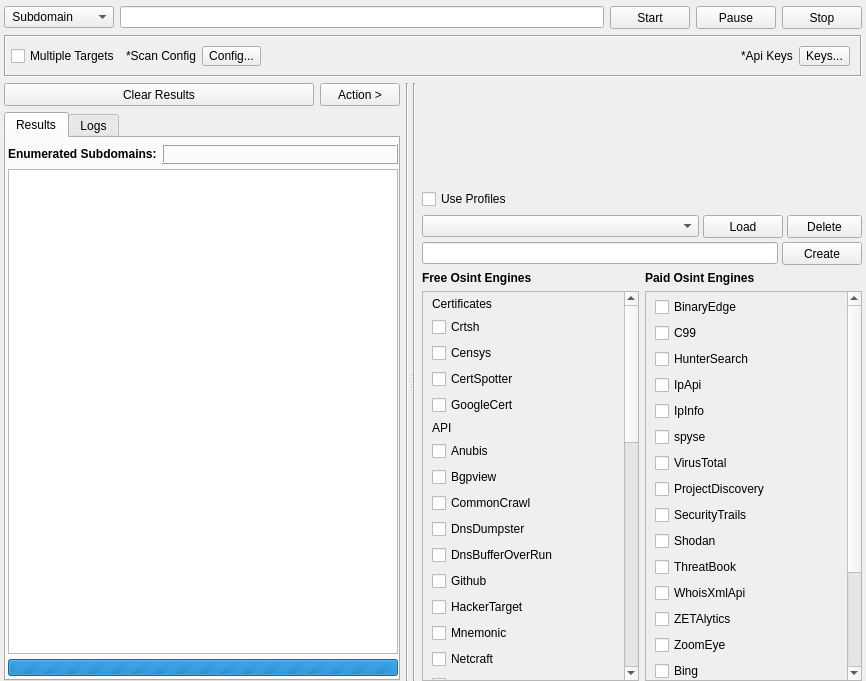
The window that gui/src/engines/osint/Osint.ui (3nock/OTE) describes before a commit, drawn with Qt 5.
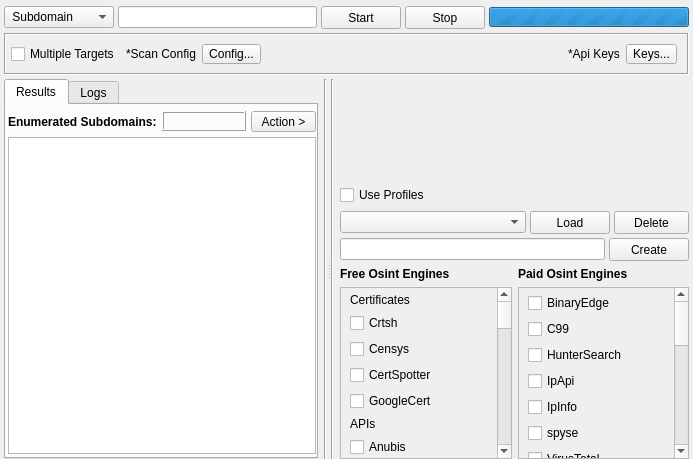
The same window after the commit. Custom widgets are drawn as their Qt base class.

The edit to the form file:
```diff
--- a/gui/src/engines/osint/Osint.ui
+++ b/gui/src/engines/osint/Osint.ui
@@ -6,8 +6,8 @@
    <rect>
     <x>0</x>
     <y>0</y>
-    <width>866</width>
-    <height>681</height>
+    <width>693</width>
+    <height>459</height>
    </rect>
   </property>
   <property name="windowTitle">
@@ -16,7 +16,10 @@
   <property name="styleSheet">
    <string notr="true"/>
   </property>
-  <layout class="QVBoxLayout" name="verticalLayout_5">
+  <layout class="QVBoxLayout" name="verticalLayout_3">
+   <property name="spacing">
+    <number>4</number>
+   </property>
    <property name="leftMargin">
     <number>4</number>
    </property>
@@ -125,28 +128,6 @@
        </property>
       </widget>
      </item>
-     <item>
-      <widget class="QPushButton" name="buttonPause">
-       <property name="sizePolicy">
-        <sizepolicy hsizetype="Fixed" vsizetype="Fixed">
-         <horstretch>0</horstretch>
-         <verstretch>0</verstretch>
-        </sizepolicy>
-       </property>
-       <property name="minimumSize">
-        <size>
-         <width>75</width>
-         <height>23</height>
-        </size>
-       </property>
-       <property name="styleSheet">
-        <string notr="true"/>
-       </property>
-       <property name="text">
-        <string>Pause</string>
-       </property>
-      </widget>
-     </item>
      <item>
       <widget class="QPushButton" name="buttonStop">
        <property name="sizePolicy">
@@ -169,6 +150,31 @@
        </property>
       </widget>
      </item>
+     <item>
+      <widget class="QProgressBar" name="progressBar">
+       <property name="minimumSize">
+        <size>
+         <width>200</width>
+         <height>20</height>
+        </size>
+       </property>
+       <property name="maximumSize">
+        <size>
+         <width>200</width>
+         <height>20</height>
+        </size>
+       </property>
+       <property name="styleSheet">
+        <string notr="true"/>
+       </property>
+       <property name="maximum">
+        <number>0</number>
+       </property>
+       <property name="value">
+        <number>-1</number>
+       </property>
+      </widget>
+     </item>
     </layout>
    </item>
    <item>
@@ -286,63 +292,9 @@
      <property name="orientation">
       <enum>Qt::Horizontal</enum>
      </property>
-     <widget class="QWidget" name="layoutWidget">
+     <widget class="QWidget" name="">
       <layout class="QHBoxLayout" name="horizontalLayout">
        <item>
-        <layout class="QVBoxLayout" name="verticalLayout_3">
-         <property name="spacing">
-          <number>6</number>
-         </property>
-         <item>
-          <layout class="QHBoxLayout" name="horizontalLayout_7">
-           <item>
-            <widget class="QPushButton" name="buttonClearResults">
-             <property name="minimumSize">
-              <size>
-               <width>0</width>
-               <height>23</height>
-              </size>
-             </property>
-             <property name="styleSheet">
-              <string notr="true"/>
-             </property>
-             <property name="text">
-              <string>Clear Results</string>
-             </property>
-            </widget>
-           </item>
-           <item>
-            <widget class="QPushButton" name="buttonAction">
-             <property name="sizePolicy">
-              <sizepolicy hsizetype="Fixed" vsizetype="Fixed">
-               <horstretch>0</horstretch>
-               <verstretch>0</verstretch>
-              </sizepolicy>
-             </property>
-             <property name="minimumSize">
-              <size>
-               <width>75</width>
-               <height>23</height>
-              </size>
-             </property>
-             <property name="font">
-              <font>
-               <weight>50</weight>
-               <italic>false</italic>
-               <bold>false</bold>
-              </font>
-             </property>
-             <property name="styleSheet">
-              <string notr="true"/>
-             </property>
-             <property name="text">
-              <string>Action &gt;</string>
-             </property>
-            </widget>
-           </item>
-          </layout>
-         </item>
-         <item>
           <widget class="QTabWidget" name="tabWidgetResults">
            <property name="styleSheet">
             <string notr="true"/>
@@ -437,6 +389,35 @@
                  </property>
                 </widget>
                </item>
+             <item>
+              <widget class="QToolButton" name="buttonAction">
+               <property name="sizePolicy">
+                <sizepolicy hsizetype="Fixed" vsizetype="Fixed">
+                 <horstretch>0</horstretch>
+                 <verstretch>0</verstretch>
+                </sizepolicy>
+               </property>
+               <property name="minimumSize">
+                <size>
+                 <width>65</width>
+                 <height>20</height>
+                </size>
+               </property>
+               <property name="font">
+                <font>
+                 <weight>50</weight>
+                 <italic>false</italic>
+                 <bold>false</bold>
+                </font>
+               </property>
+               <property name="styleSheet">
+                <string notr="true"/>
+               </property>
+               <property name="text">
+                <string>Action &gt;</string>
+               </property>
+              </widget>
+             </item>
               </layout>
              </item>
              <item>
@@ -527,31 +508,6 @@
                </attribute>
               </widget>
              </item>
-             <item>
-              <widget class="QProgressBar" name="progressBar">
-               <property name="minimumSize">
-                <size>
-                 <width>0</width>
-                 <height>17</height>
-                </size>
-               </property>
-               <property name="maximumSize">
-                <size>
-                 <width>16777215</width>
-                 <height>17</height>
-                </size>
-               </property>
-               <property name="styleSheet">
-                <string notr="true"/>
-               </property>
-               <property name="maximum">
-                <number>0</number>
-               </property>
-               <property name="value">
-                <number>-1</number>
-               </property>
-              </widget>
-             </item>
             </layout>
            </widget>
            <widget class="QWidget" name="tabLogs">
@@ -594,8 +550,6 @@
            </widget>
           </widget>
          </item>
-        </layout>
-       </item>
        <item>
         <widget class="Line" name="line_2">
          <property name="styleSheet">
@@ -859,8 +813,8 @@
                  <rect>
                   <x>0</x>
                   <y>0</y>
-                  <width>185</width>
-                  <height>914</height>
+                  <width>142</width>
+                  <height>979</height>
                  </rect>
                 </property>
                 <layout class="QVBoxLayout" name="verticalLayout_11">
@@ -908,7 +862,7 @@
                  <item>
                   <widget class="QLabel" name="label_5">
                    <property name="text">
-                    <string>API</string>
+                    <string>APIs</string>
                    </property>
                   </widget>
                  </item>
@@ -933,13 +887,6 @@
                    </property>
                   </widget>
                  </item>
-                 <item>
-                  <widget class="QCheckBox" name="checkBox_engine_dnsdumpster">
-                   <property name="text">
-                    <string>DnsDumpster</string>
-                   </property>
-                  </widget>
-                 </item>
                  <item>
                   <widget class="QCheckBox" name="checkBox_engine_dnsbufferoverrun">
                    <property name="text">
@@ -968,19 +915,6 @@
                    </property>
                   </widget>
                  </item>
-                 <item>
-                  <widget class="QCheckBox" name="checkBox_engine_netcraft">
-                   <property name="cursor">
-                    <cursorShape>ArrowCursor</cursorShape>
-                   </property>
-                   <property name="text">
-                    <string>Netcraft</string>
-                   </property>
-                   <property name="tristate">
-                    <bool>false</bool>
-                   </property>
-                  </widget>
-                 </item>
                  <item>
                   <widget class="QCheckBox" name="checkBox_engine_otx">
                    <property name="text">
@@ -995,13 +929,6 @@
                    </property>
                   </widget>
                  </item>
-                 <item>
-                  <widget class="QCheckBox" name="checkBox_engine_pkey">
-                   <property name="text">
-                    <string>pKey</string>
-                   </property>
-                  </widget>
-                 </item>
                  <item>
                   <widget class="QCheckBox" name="checkBox_engine_qwant">
                    <property name="text">
@@ -1009,13 +936,6 @@
                    </property>
                   </widget>
                  </item>
-                 <item>
-                  <widget class="QCheckBox" name="checkBox_engine_rapiddns">
-                   <property name="text">
-                    <string>RapidDns</string>
-                   </property>
-                  </widget>
-                 </item>
                  <item>
                   <widget class="QCheckBox" name="checkBox_engine_riskIq">
                    <property name="text">
@@ -1030,13 +950,6 @@
                    </property>
                   </widget>
                  </item>
-                 <item>
-                  <widget class="QCheckBox" name="checkBox_engine_suip">
-                   <property name="text">
-                    <string>Suip</string>
-                   </property>
-                  </widget>
-                 </item>
                  <item>
                   <widget class="QCheckBox" name="checkBox_engine_sublist3r">
                    <property name="text">
@@ -1065,10 +978,72 @@
                    </property>
                   </widget>
                  </item>
+                 <item>
+                  <widget class="QLabel" name="label_10">
+                   <property name="text">
+                    <string>Sites</string>
+                   </property>
+                  </widget>
+                 </item>
+                 <item>
+                  <widget class="QCheckBox" name="checkBox_engine_dnsdumpster">
+                   <property name="text">
+                    <string>DnsDumpster</string>
+                   </property>
+                  </widget>
+                 </item>
+                 <item>
+                  <widget class="QCheckBox" name="checkBox_engine_netcraft">
+                   <property name="cursor">
+                    <cursorShape>ArrowCursor</cursorShape>
+                   </property>
+                   <property name="text">
+                    <string>Netcraft</string>
+                   </property>
+                   <property name="tristate">
+                    <bool>false</bool>
+                   </property>
+                  </widget>
+                 </item>
+                 <item>
+                  <widget class="QCheckBox" name="checkBox_engine_pagesInventory">
+                   <property name="text">
+                    <string>PagesInventory</string>
+                   </property>
+                  </widget>
+                 </item>
+                 <item>
+                  <widget class="QCheckBox" name="checkBox_engine_pkey">
+                   <property name="text">
+                    <string>pKey</string>
+                   </property>
+                  </widget>
+                 </item>
+                 <item>
+                  <widget class="QCheckBox" name="checkBox_engine_rapiddns">
+                   <property name="text">
+                    <string>RapidDns</string>
+                   </property>
+                  </widget>
+                 </item>
+                 <item>
+                  <widget class="QCheckBox" name="checkBox_engine_suip">
+                   <property name="text">
+                    <string>Suip</string>
+                   </property>
+                  </widget>
+                 </item>
+                 <item>
+                  <widget class="QCheckBox" name="checkBox_engine_sitedossier">
+                   <property name="text">
+                    <string>SiteDossier</string>
+                   </property>
+                  </widget>
+                 </item>
                  <item>
                   <widget class="QLabel" name="label_8">
                    <property name="text">
-                    <string>Scrape</string>
+                    <string>Scrappers</string>
                    </property>
                   </widget>
                  </item>
@@ -1086,6 +1061,13 @@
                    </property>
                   </widget>
                  </item>
+                 <item>
+                  <widget class="QCheckBox" name="checkBox_engine_bing">
+                   <property name="text">
+                    <string>Bing</string>
+                   </property>
+                  </widget>
+                 </item>
                  <item>
                   <widget class="QCheckBox" name="checkBox_engine_dogpile">
                    <property name="text">
@@ -1107,13 +1089,6 @@
                    </property>
                   </widget>
                  </item>
-                 <item>
-                  <widget class="QCheckBox" name="checkBox_engine_passivedns">
-                   <property name="text">
-                    <string>PassiveDns</string>
-                   </property>
-                  </widget>
-                 </item>
                  <item>
                   <widget class="QCheckBox" name="checkBox_engine_trello">
                    <property name="text">
@@ -1131,7 +1106,7 @@
                  <item>
                   <widget class="QLabel" name="label_9">
                    <property name="text">
-                    <string>Archive</string>
+                    <string>Archives</string>
                    </property>
                   </widget>
                  </item>
@@ -1236,8 +1211,8 @@
                  <rect>
                   <x>0</x>
                   <y>0</y>
-                  <width>185</width>
-                  <height>470</height>
+                  <width>141</width>
+                  <height>493</height>
                  </rect>
                 </property>
                 <layout class="QVBoxLayout" name="verticalLayout_6">
@@ -1324,6 +1299,13 @@
                    </property>
                   </widget>
                  </item>
+                 <item>
+                  <widget class="QCheckBox" name="checkBox_engine_viewDns">
+                   <property name="text">
+                    <string>ViewDns</string>
+                   </property>
+                  </widget>
+                 </item>
                  <item>
                   <widget class="QCheckBox" name="checkBox_engine_whoisXmlApi">
                    <property name="text">
@@ -1346,7 +1328,7 @@
                   </widget>
                  </item>
                  <item>
-                  <widget class="QCheckBox" name="checkBox_engine_bing">
+                  <widget class="QCheckBox" name="checkBox_engine_bingPaid">
                    <property name="text">
                     <string>Bing</string>
                    </property>
```
Left out of the diff: 1 changed line with no effect on the pictures. Lines whose indentation alone changed are shown as unchanged.
